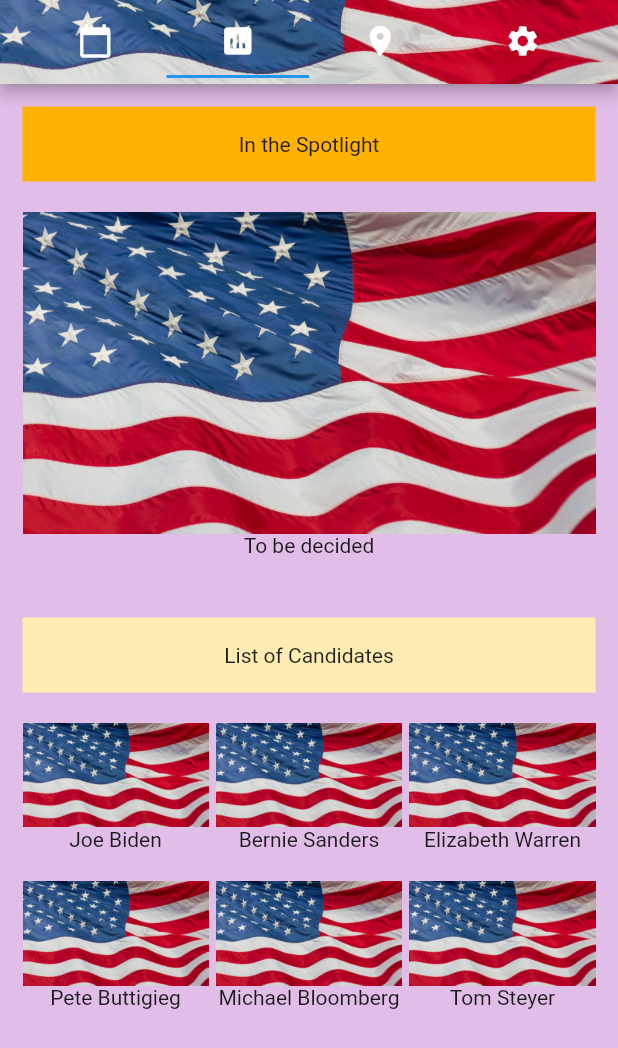
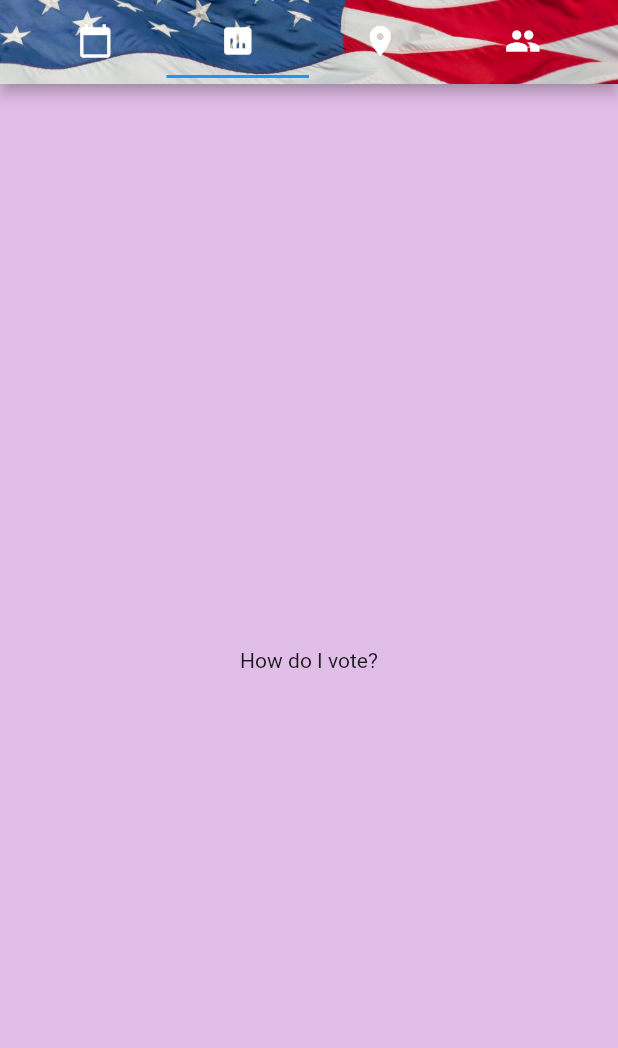
Before and after one commit to jxin31415/Electoral_College, a Flutter app: the screen it shows after launch, tab 2 chosen, on a phone screen of 412 x 824 dp. Shown: the top 1048 px of the screen. Run offline on Flutter 3.47's test engine with Material 2 defaults, Android fonts, the phone set to English and light mode, and no system bars.

Commit message:
Minor changes

```diff
--- a/lib/main.dart
+++ b/lib/main.dart
@@ -19,7 +19,7 @@ class MyApp extends StatelessWidget {
                 Tab(icon: Icon(Icons.calendar_today)),
                 Tab(icon: Icon(Icons.poll)),
                 Tab(icon: Icon(Icons.location_on)),
-                Tab(icon: Icon(Icons.settings)),
+                Tab(icon: Icon(Icons.people)),
               ],
             ),
             flexibleSpace: Image(
@@ -34,13 +34,13 @@ class MyApp extends StatelessWidget {
                 child: Text("Upcoming Events")
               ),
               Center(
-                child: loadCandidates()
+                child: Text("How do I vote?")
               ),
               Center(
                 child: Text("Where can I vote?")
               ),
               Center(
-                child: Text("Settings and Location")
+                child: loadCandidates()
               ),
             ],
           ),
@@ -55,20 +55,8 @@ class MyApp extends StatelessWidget {
       children: <Widget>[
         Container(
           height: 50,
-          color: Colors.amber[600],
-          child: const Center(child: Text('In the Spotlight')),
-        ),
-        Container(
-          height:20,
-        ),
-        generateCandidate('assets/spotlight.png', "To be decided"),
-        Container(
-          height:40,
-        ),
-        Container(
-          height: 50,
           color: Colors.amber[100],
-          child: const Center(child: Text('List of Candidates')),
+          child: const Center(child: Text('Democratic Candidates')),
         ),
         Container(
           height:20,
@@ -114,6 +102,52 @@ class MyApp extends StatelessWidget {
             ),
           ],
         ),
+        Container(
+          height:20,
+        ),
+        Row(
+          children: <Widget>[
+            Expanded(
+              child: generateCandidate('assets/buttigieg.png', "Pete Buttigieg"),
+            ),
+            Container(
+              width: 5,
+            ),
+            Expanded(
+              child: generateCandidate('assets/bloomberg.png', "Michael Bloomberg"),
+            ),
+            Container(
+              width: 5,
+            ),
+            Expanded(
+                child: generateCandidate('assets/steyer.png', "Tom Steyer"),
+            ),
+          ],
+        ),
+        Container(
+          height:20,
+        ),
+        Container(
+          height: 50,
+          color: Colors.amber[100],
+          child: const Center(child: Text('Republican Candidates')),
+        ),
+        Container(
+          height:20,
+        ),
+        Row(
+          children: <Widget>[
+            Expanded(
+              child: generateCandidate('assets/trump.png', "Donald Trump"),
+            ),
+            Container(
+              width: 5,
+            ),
+            Expanded(
+              child: generateCandidate('assets/sanders.png', "does anyone else even matter"),
+            ),
+          ],
+        ),
       ],
     );
   }
```
